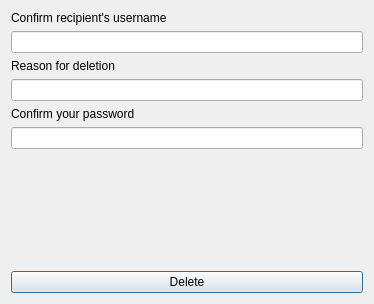
Qt form forms/removeuserconfirmationdialog.ui (iamOgunyinka/TragelPC) before a commit.
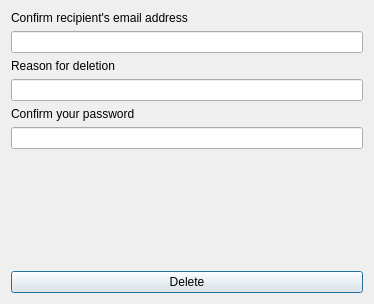
The same form after that commit.

The edit to the form file:
```diff
--- a/forms/removeuserconfirmationdialog.ui
+++ b/forms/removeuserconfirmationdialog.ui
@@ -21,7 +21,7 @@
        <item>
         <widget class="QLabel" name="label">
          <property name="text">
-          <string>Confirm recipient's username</string>
+          <string>Confirm recipient's email address</string>
          </property>
          <property name="buddy">
           <cstring>recipient_username_line</cstring>
```
Left out of the diff: 6 changed lines with no effect on the pictures.
